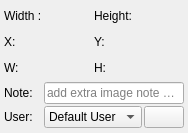
Qt form zlabel/resources/ui/dock_info.ui (ZhengGroupLZU/ZLabel) before a commit.
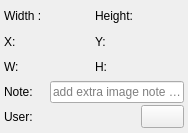
The same form after that commit. Icons and pictures are not drawn.

Patch:
```diff
--- a/zlabel/resources/ui/dock_info.ui
+++ b/zlabel/resources/ui/dock_info.ui
@@ -189,15 +189,6 @@
        </property>
       </widget>
      </item>
-     <item row="4" column="1" colspan="2">
-      <widget class="QComboBox" name="cbox_users">
-       <item>
-        <property name="text">
-         <string>Default User</string>
-        </property>
-       </item>
-      </widget>
-     </item>
      <item row="4" column="3">
       <widget class="QPushButton" name="btn_delete_anno">
        <property name="sizePolicy">
@@ -228,6 +219,13 @@
        </property>
       </widget>
      </item>
+     <item row="4" column="1" colspan="2">
+      <widget class="QLabel" name="label_username">
+       <property name="text">
+        <string/>
+       </property>
+      </widget>
+     </item>
     </layout>
    </item>
   </layout>
```
